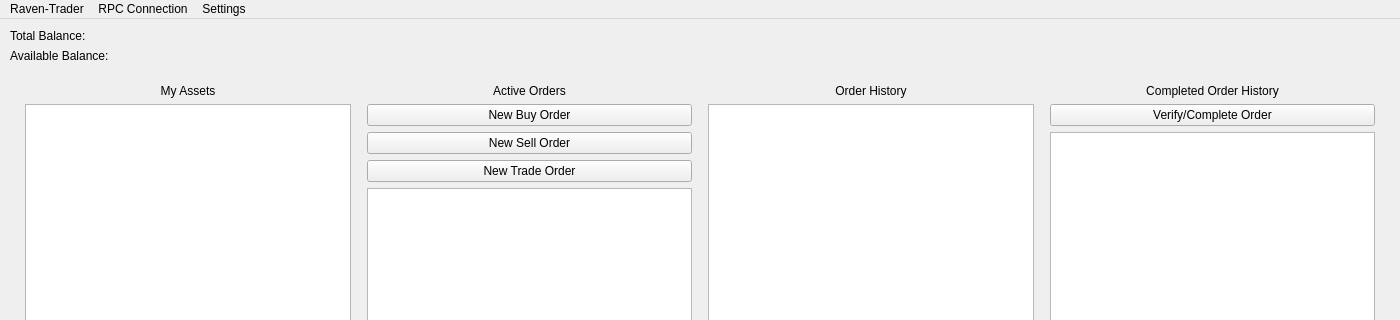
Before: the Qt Designer form ui/qt/main_window.ui in ben-abraham/raven-trader-pro, drawn with Qt 5; both pictures show x 0 to 1400 and y 0 to 320 of the 1400 by 800 pixel window.
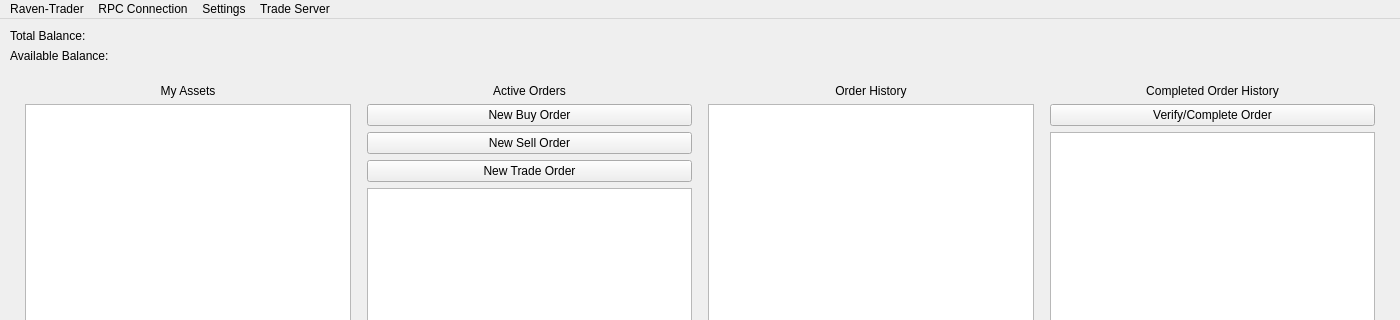
After: the same form once the commit is applied.

Commit message: Added error when on testnet for server swaps.

```diff
--- a/ui/qt/main_window.ui
+++ b/ui/qt/main_window.ui
@@ -240,10 +240,18 @@
     </property>
     <addaction name="actionDefault_Destination"/>
    </widget>
+   
+   <widget class="QMenu" name="menuServer">
+    <property name="title">
+     <string>Trade Server</string>
+    </property>
+    <addaction name="actionServerListOrderse"/>
+   </widget>
 
    <addaction name="menuFile"/>
    <addaction name="menuConnection"/>
    <addaction name="menuSettings"/>
+   <addaction name="menuServer"/>
   </widget>
 
   <widget class="QStatusBar" name="statusbar"/>
```
Left out of the diff: 1 changed line with no effect on the pictures. The commit also changes 2 other files.
